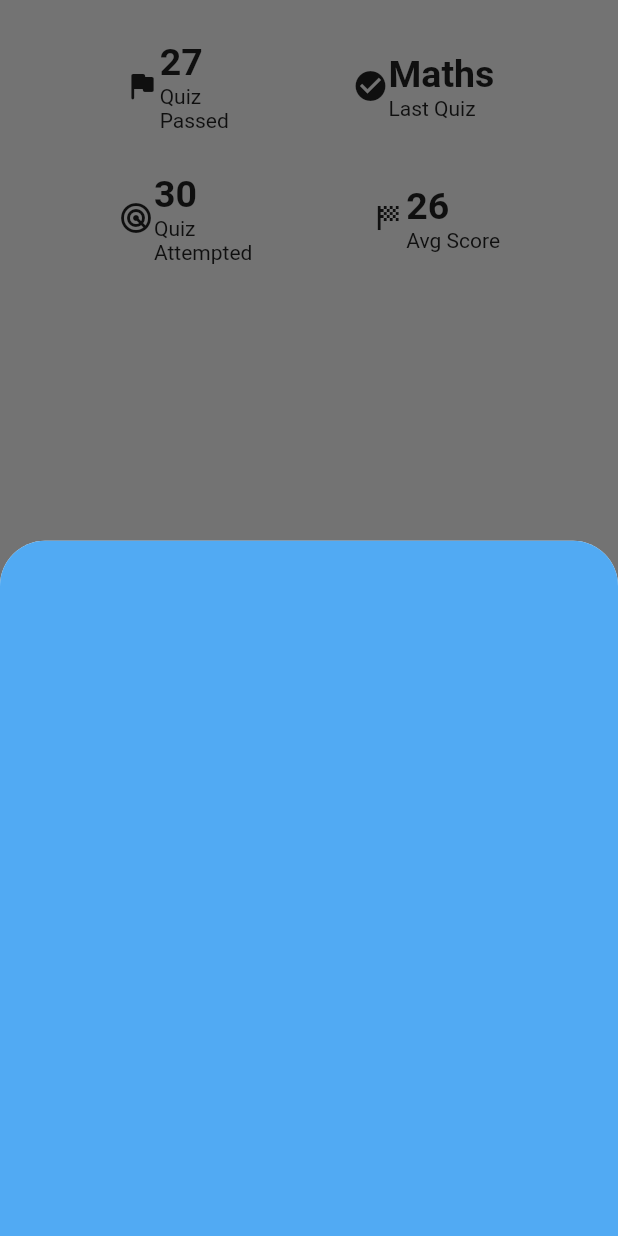
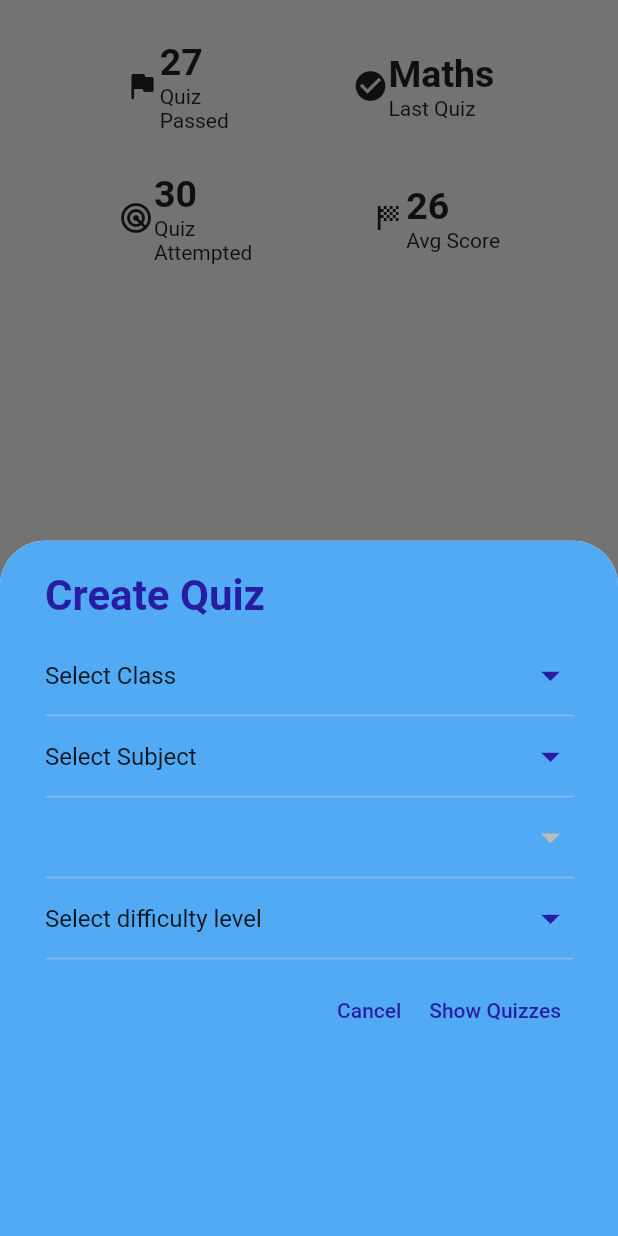
Before and after one commit to Tejaswika/Parvarish-Parent, a Flutter app: the QuizScreen screen opened directly, after a tap on the "add" icon, on a phone screen of 412 x 824 dp. Run offline on Flutter 3.47's test engine with Material 2 defaults, Android fonts, the phone set to English and light mode, and no system bars; our stand-ins replace carousel_slider, cloud_firestore, firebase_auth, firebase_core, firebase_messaging, flutter_local_notifications and 3 more; missing offline and left inert: animated_snack_bar; accounts and stored records are empty.

Commit message:
Added quiz UI

```diff
--- /dev/null
+++ b/lib/constants/quiz_constants.dart
@@ -0,0 +1,61 @@
+class QuizConstants {
+  static List<String> grade = [
+    "Select Class",
+    "1st Class",
+    "2nd Class",
+    "3rd Class",
+    "4th Class",
+    "5th Class",
+    "6th Class",
+    "7th Class",
+    "8th Class",
+    "9th Class",
+    "10th Class",
+    "11th Class",
+    "12th Class",
+  ];
+  static List<String> subjects = [
+    "Select Subject",
+    "Maths",
+    "English",
+    "Environment Studies",
+    "Computer Science",
+    "General Knowledge",
+  ];
+  static List<String> mathsTopics = [
+    "Select topic",
+    "Numbers",
+    "Addition ans Subtraction",
+    "Multiplication ans Division",
+  ];
+  static List<String> englishTopics = [
+    "Select topic",
+    "Alphabets",
+    "Singular or Plural",
+    "Noun Pronoun",
+  ];
+  static List<String> evsTopics = [
+    "Select Studies topic",
+    "House and clothes",
+    "Part of bodies",
+    "Plants and animals",
+  ];
+  static List<String> computerTopics = [
+    "Select topic",
+    "Parts of computer",
+    "Computer and electronic device",
+    "Multiplication ans Division",
+  ];
+  static List<String> gkTopics = [
+    "Select topic",
+    "General awareness",
+    "7 wonders of world",
+    "Indian Prime Ministers",
+  ];
+  static List<String> difficulty = [
+    "Select difficulty level",
+    "Easy",
+    "Medium",
+    "Hard",
+  ];
+}
--- a/lib/route_test_screen.dart
+++ b/lib/route_test_screen.dart
@@ -157,7 +157,7 @@ class _RouteTestScreenState extends State<RouteTestScreen> {
               'status': 'done'
             },
             "to":
-                'c50Jx24ZQi-QxyIPZovxpM:APA91bHDUKQghJ_P6CHV2K0NsViZS8D-clKVOD0O-444eHuYXaJdF7fawJRh9dR0WGlbIbmUlHAP8TSDc7I2cTr25bY6RtAciT7svNm4AyJ0PneJkdJ7xiLFbfLCT49SMpWPFO4xdv4n',
+                'fnbmL1J4R1iTE3YaMnLmPx:APA91bGaEG5FNTse32BxQCPOoHNq4LmU0zVkeKbsBZnwuMDr092az4p7-fZB3-mVHTtwDaCeXxU012Pf766ozZo7NBqGyJ7a4t0epaw8rlko3y8_7kbZN0U_s7COEfZIYf3-OtGlj1i4',
           },
         ),
       );
--- a/lib/screens/quiz_screen.dart
+++ b/lib/screens/quiz_screen.dart
@@ -11,17 +11,13 @@ class QuizScreen extends StatefulWidget {
 class _QuizScreenState extends State<QuizScreen> {
   void _createQuiz(BuildContext context) {
     showModalBottomSheet(
-      context: context,
-      shape: const RoundedRectangleBorder(
-          borderRadius: BorderRadius.vertical(top: Radius.circular(30))),
-      builder: (_) {
-        return GestureDetector(
-          onTap: () => Navigator.pop(context),
-          child: const NewQuiz(),
+        context: context,
+        shape: const RoundedRectangleBorder(
+            borderRadius: BorderRadius.vertical(top: Radius.circular(30))),
+        builder: (_) {
+          return const NewQuiz();
           // behavior: HitTestBehavior.deferToChild,
-        );
-      },
-    );
+        });
   }
 
   @override
--- a/lib/widgets/new_quiz.dart
+++ b/lib/widgets/new_quiz.dart
@@ -1,4 +1,5 @@
 import 'package:flutter/material.dart';
+import 'quiz_form.dart';
 
 class NewQuiz extends StatefulWidget {
   const NewQuiz({Key? key}) : super(key: key);
@@ -11,6 +12,7 @@ class _NewQuizState extends State<NewQuiz> {
   @override
   Widget build(BuildContext context) {
     return Container(
+      padding: const EdgeInsets.only(left: 30, right: 30, top: 20),
       decoration: const BoxDecoration(
         color: Color.fromARGB(255, 81, 170, 243),
         borderRadius: BorderRadius.only(
@@ -18,8 +20,21 @@ class _NewQuizState extends State<NewQuiz> {
           topRight: Radius.circular(30),
         ),
       ),
-      child: Form(
-        child: Container(),
+      child: ListView(
+        children: [
+          Text(
+            "Create Quiz",
+            style: TextStyle(
+                fontWeight: FontWeight.bold,
+                fontSize: 28,
+                color: Theme.of(context).colorScheme.primary),
+            textAlign: TextAlign.left,
+          ),
+          const SizedBox(
+            height: 10,
+          ),
+          const QuizForm(),
+        ],
       ),
     );
   }
--- /dev/null
+++ b/lib/widgets/quiz_form.dart
@@ -0,0 +1,221 @@
+import 'package:flutter/material.dart';
+
+import 'package:parent/services/snackbar_service.dart';
+import 'package:parent/widgets/quiz_options.dart';
+import '../constants/quiz_constants.dart';
+
+class QuizForm extends StatefulWidget {
+  const QuizForm({Key? key}) : super(key: key);
+
+  @override
+  State<QuizForm> createState() => _QuizFormState();
+}
+
+class _QuizFormState extends State<QuizForm> {
+  void _showQuizOptions(BuildContext context) {
+    showModalBottomSheet(
+      shape: const RoundedRectangleBorder(
+          borderRadius: BorderRadius.vertical(top: Radius.circular(30))),
+      context: context,
+      builder: ((context) => const QuizOptions()),
+    );
+  }
+
+  String dropdownClassValue = QuizConstants.grade[0];
+  String dropdownSubValue = QuizConstants.subjects[0];
+  String dropdownTopicValue = QuizConstants.gkTopics[0];
+  String dropdownDiffValue = QuizConstants.difficulty[0];
+  final _formKey = GlobalKey<FormState>();
+
+  List<DropdownMenuItem<String>>? _getList(subName) {
+    if (subName == QuizConstants.subjects[0]) {
+      return [];
+    } else if (subName == QuizConstants.subjects[1]) {
+      return QuizConstants.mathsTopics.map<DropdownMenuItem<String>>(
+        (String value) {
+          return DropdownMenuItem(
+            value: value,
+            child: Text(value),
+          );
+        },
+      ).toList();
+    } else if (subName == QuizConstants.subjects[2]) {
+      return QuizConstants.englishTopics.map<DropdownMenuItem<String>>(
+        (String value) {
+          return DropdownMenuItem(
+            value: value,
+            child: Text(value),
+          );
+        },
+      ).toList();
+    } else if (subName == QuizConstants.subjects[3]) {
+      return QuizConstants.evsTopics.map<DropdownMenuItem<String>>(
+        (String value) {
+          return DropdownMenuItem(
+            value: value,
+            child: Text(value),
+          );
+        },
+      ).toList();
+    } else if (subName == QuizConstants.subjects[4]) {
+      return QuizConstants.computerTopics.map<DropdownMenuItem<String>>(
+        (String value) {
+          return DropdownMenuItem(
+            value: value,
+            child: Text(value),
+          );
+        },
+      ).toList();
+    } else {
+      return QuizConstants.gkTopics.map<DropdownMenuItem<String>>(
+        (String value) {
+          return DropdownMenuItem(
+            value: value,
+            child: Text(value),
+          );
+        },
+      ).toList();
+    }
+  }
+
+  @override
+  Widget build(BuildContext context) {
+    return Form(
+      key: _formKey,
+      child: Column(
+        // crossAxisAlignment: CrossAxisAlignment.start,
+        // mainAxisAlignment: MainAxisAlignment.center,
+        children: [
+          DropdownButtonFormField<String>(
+            validator: (value) {
+              if (value == QuizConstants.grade[0] && value != null) {
+                return "Please select a value";
+              }
+              return null;
+            },
+            iconSize: 30,
+            iconEnabledColor: Theme.of(context).colorScheme.primary,
+            isExpanded: true,
+            value: dropdownClassValue,
+            elevation: 10,
+            items: QuizConstants.grade.map<DropdownMenuItem<String>>(
+              (String value) {
+                return DropdownMenuItem(
+                  value: value,
+                  child: Text(value),
+                );
+              },
+            ).toList(),
+            onChanged: (String? newValue) {
+              setState(
+                () {
+                  dropdownClassValue = newValue ?? "";
+                },
+              );
+            },
+          ),
+          DropdownButtonFormField<String>(
+            validator: (value) {
+              if (value == QuizConstants.subjects[0] && value != null) {
+                return "Please select a value";
+              }
+              return null;
+            },
+            iconSize: 30,
+            iconEnabledColor: Theme.of(context).colorScheme.primary,
+            isExpanded: true,
+            value: dropdownSubValue,
+            elevation: 10,
+            items: QuizConstants.subjects.map<DropdownMenuItem<String>>(
+              (String value) {
+                return DropdownMenuItem(
+                  value: value,
+                  child: Text(value),
+                );
+              },
+            ).toList(),
+            onChanged: (String? newValue) {
+              setState(
+                () {
+                  dropdownSubValue = newValue ?? " ";
+                },
+              );
+            },
+          ),
+          DropdownButtonFormField<String>(
+            validator: (value) {
+              if (value == QuizConstants.gkTopics[0] && value != null) {
+                return "Please select a value";
+              }
+              return null;
+            },
+            iconSize: 30,
+            iconEnabledColor: Theme.of(context).colorScheme.primary,
+            isExpanded: true,
+            value: dropdownTopicValue,
+            elevation: 10,
+            items: _getList(dropdownSubValue),
+            onChanged: (String? newValue) {
+              setState(
+                () {
+                  dropdownTopicValue = newValue ?? " ";
+                },
+              );
+            },
+          ),
+          DropdownButtonFormField<String>(
+            // onTap: ,
+            validator: (value) {
+              if (value == QuizConstants.difficulty[0] && value != null) {
+                return "Please select a value";
+              }
+              return null;
+            },
+            iconSize: 30,
+            iconEnabledColor: Theme.of(context).colorScheme.primary,
+            isExpanded: true,
+            value: dropdownDiffValue,
+            elevation: 10,
+            items: QuizConstants.difficulty.map<DropdownMenuItem<String>>(
+              (String value) {
+                return DropdownMenuItem(
+                  value: value,
+                  child: Text(value),
+                );
+              },
+            ).toList(),
+            onChanged: (String? newValue) {
+              setState(
+                () {
+                  dropdownDiffValue = newValue ?? " ";
+                },
+              );
+            },
+          ),
+          const SizedBox(
+            height: 10,
+          ),
+          Row(
+            mainAxisAlignment: MainAxisAlignment.end,
+            children: [
+              TextButton(
+                onPressed: () => Navigator.pop(context),
+                child: const Text("Cancel"),
+              ),
+              TextButton(
+                onPressed: () {
+                  if (_formKey.currentState!.validate()) {
+                    SnackbarService.showSuccessSnackbar(
+                        context, "Data validated");
+                    _showQuizOptions(context);
+                  }
+                },
+                child: Text("Show Quizzes"),
+              )
+            ],
+          ),
+        ],
+      ),
+    );
+  }
+}
```
Also changed, not shown: lib/widgets/quiz_options.dart (+46 -7 lines), flutter_01.png (added).
